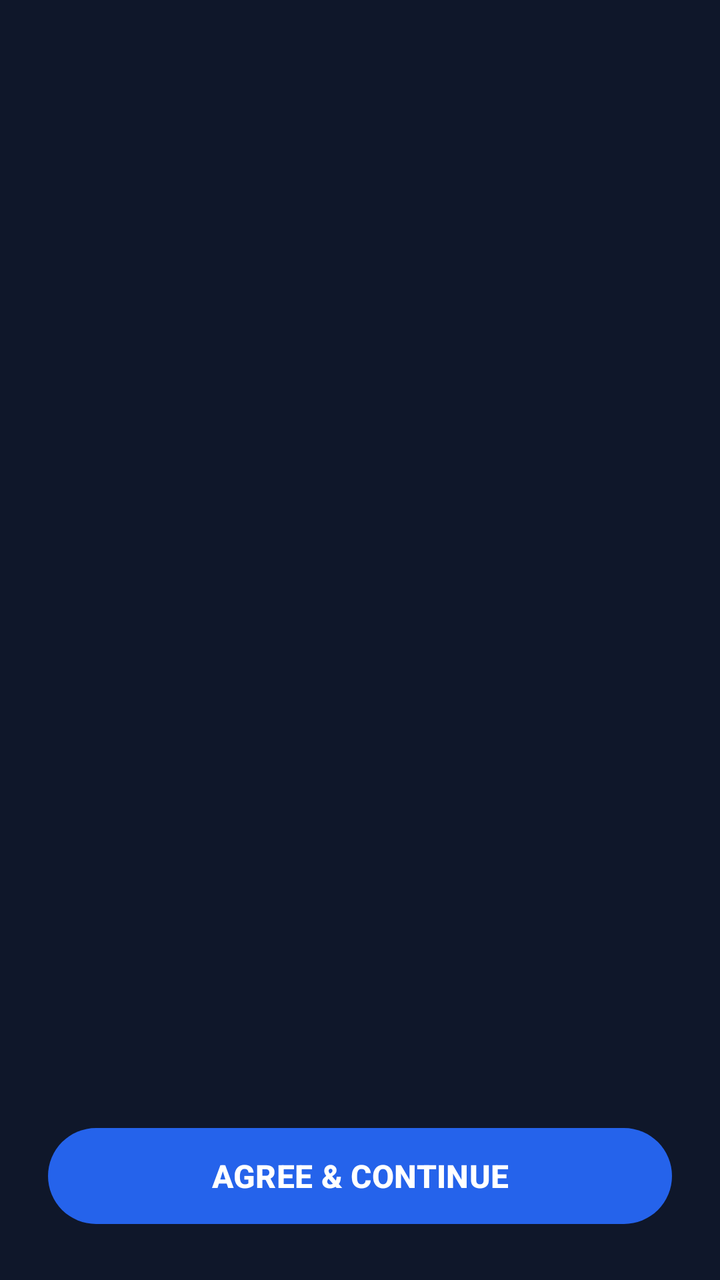
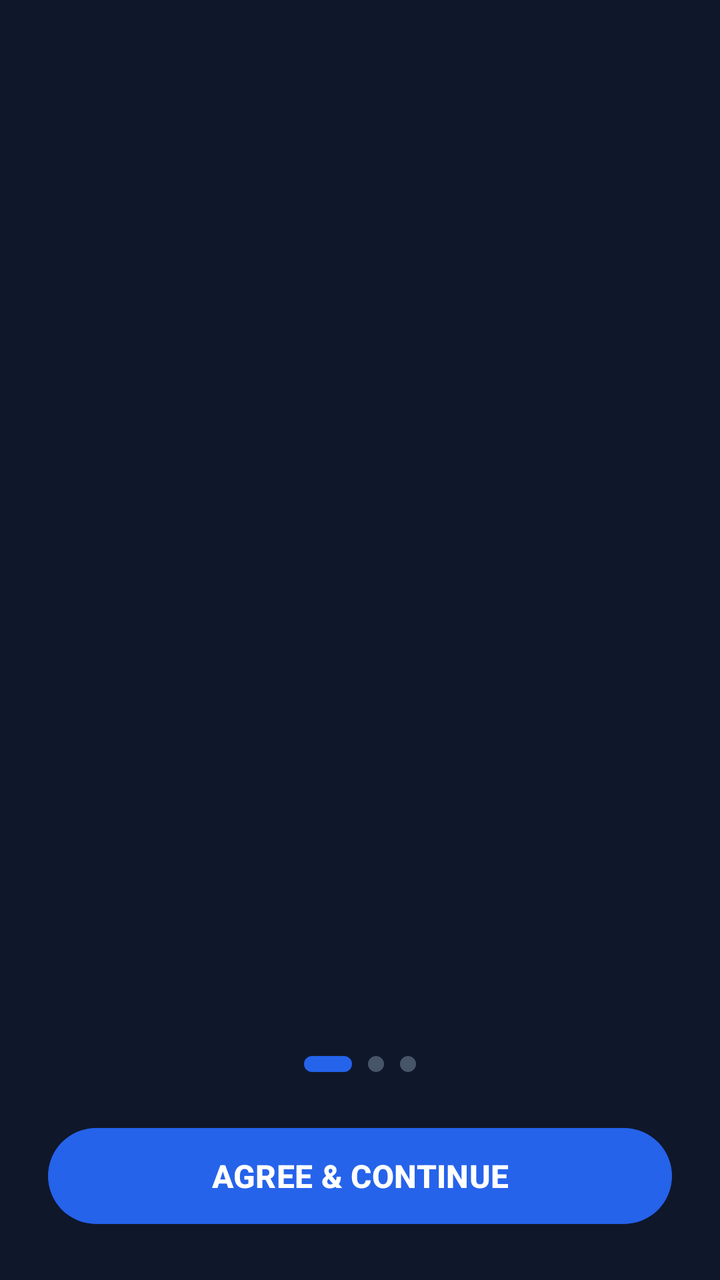

An Android layout rendered at two revisions. The XML below is the earlier revision; the diff shows what the commit changed to produce the second picture.
<!-- AndroidManifest.xml: activity theme Theme.Pbl -->
<!-- res/layout/activity_onboarding.xml -->
<?xml version="1.0" encoding="utf-8"?>
<RelativeLayout xmlns:android="http://schemas.android.com/apk/res/android"
    xmlns:app="http://schemas.android.com/apk/res-auto"
    android:layout_width="match_parent"
    android:layout_height="match_parent"
    android:background="#0F172A">

    
    <androidx.viewpager2.widget.ViewPager2
        android:id="@+id/view_pager_onboarding"
        android:layout_width="match_parent"
        android:layout_height="match_parent"
        android:layout_above="@id/layout_onboarding_bottom" />

    
    <LinearLayout
        android:id="@+id/layout_onboarding_bottom"
        android:layout_width="match_parent"
        android:layout_height="wrap_content"
        android:layout_alignParentBottom="true"
        android:orientation="vertical"
        android:padding="24dp"
        android:gravity="center">

        
        <com.google.android.material.tabs.TabLayout
            android:id="@+id/tab_layout_dots"
            android:layout_width="wrap_content"
            android:layout_height="wrap_content"
            android:background="@android:color/transparent"
            app:tabBackground="@drawable/dot_selector"
            app:tabGravity="center"
            app:tabIndicatorHeight="0dp"
            android:layout_marginBottom="20dp" />

        
        <com.google.android.material.button.MaterialButton
            android:id="@+id/btn_onboarding_action"
            android:layout_width="match_parent"
            android:layout_height="56dp"
            android:text="AGREE &amp; CONTINUE"
            android:textSize="16sp"
            android:textStyle="bold"
            app:cornerRadius="28dp"
            app:backgroundTint="#2563EB"
            android:textColor="#FFFFFF" />

    </LinearLayout>

</RelativeLayout>
<!-- resources referenced by this layout -->
<resources>
  <!-- drawable dot_selector (drawable) -->
  <?xml version="1.0" encoding="utf-8"?>
  <selector xmlns:android="http://schemas.android.com/apk/res/android">
      <item android:state_selected="true">
          <shape android:shape="rectangle">
              <size android:width="24dp" android:height="8dp"/>
              <solid android:color="#2563EB"/>
              <corners android:radius="4dp"/>
          </shape>
      </item>
      <item>
          <shape android:shape="oval">
              <size android:width="8dp" android:height="8dp"/>
              <solid android:color="#475569"/>
          </shape>
      </item>
  </selector>
  <style name="Theme.Pbl" parent="Base.Theme.Pbl" />
  <style name="Base.Theme.Pbl" parent="Theme.Material3.Light.NoActionBar">
          <item name="colorPrimary">@color/primary_accent</item>
          <item name="colorError">@color/emergency_accent</item>
          <item name="android:windowBackground">@color/screen_background</item>
          <item name="colorSurface">@color/input_bg</item>
          <item name="colorOnSurface">@color/input_text</item>
          <item name="colorOnSurfaceVariant">@color/secondary_text</item>
          <item name="colorOutline">@color/input_border</item>
          <item name="android:textColorPrimary">@color/input_text</item>
          <item name="android:textColorSecondary">@color/secondary_text</item>
          <item name="android:textColorHint">@color/input_hint</item>
          <item name="android:editTextColor">@color/input_text</item>
          <item name="android:forceDarkAllowed" tools:targetApi="q">false</item>
  
          
          <item name="textInputStyle">@style/Widget.GoldenHour.TextInputLayout</item>
      </style>
  <color name="primary_accent">#2563EB</color>
  <color name="emergency_accent">#DC2626</color>
  <color name="screen_background">#F5F7FB</color>
  <color name="input_bg">#FFFFFF</color>
  <color name="input_text">#172033</color>
  <color name="secondary_text">#64748B</color>
  <color name="input_border">#CBD5E1</color>
  <color name="input_hint">#64748B</color>
  <style name="Widget.GoldenHour.TextInputLayout" parent="Widget.Material3.TextInputLayout.OutlinedBox">
          <item name="boxStrokeColor">@color/box_stroke_color</item>
          <item name="hintTextColor">@color/hint_text_color</item>
          <item name="placeholderTextColor">@color/secondary_text</item>
          <item name="boxBackgroundColor">@color/input_bg</item>
          <item name="boxCornerRadiusTopStart">12dp</item>
          <item name="boxCornerRadiusTopEnd">12dp</item>
          <item name="boxCornerRadiusBottomStart">12dp</item>
          <item name="boxCornerRadiusBottomEnd">12dp</item>
      </style>
</resources>

<!-- the commit's change to res/layout/activity_onboarding.xml (unified diff, before → after) -->
@@ -23,15 +23,35 @@
         android:gravity="center">
 
         
-        <com.google.android.material.tabs.TabLayout
-            android:id="@+id/tab_layout_dots"
+        <LinearLayout
+            android:id="@+id/layout_dots"
             android:layout_width="wrap_content"
             android:layout_height="wrap_content"
-            android:background="@android:color/transparent"
-            app:tabBackground="@drawable/dot_selector"
-            app:tabGravity="center"
-            app:tabIndicatorHeight="0dp"
-            android:layout_marginBottom="20dp" />
+            android:orientation="horizontal"
+            android:gravity="center"
+            android:layout_marginBottom="20dp">
+
+            <View
+                android:id="@+id/dot_0"
+                android:layout_width="24dp"
+                android:layout_height="8dp"
+                android:background="@drawable/dot_active"
+                android:layout_margin="4dp" />
+
+            <View
+                android:id="@+id/dot_1"
+                android:layout_width="8dp"
+                android:layout_height="8dp"
+                android:background="@drawable/dot_inactive"
+                android:layout_margin="4dp" />
+
+            <View
+                android:id="@+id/dot_2"
+                android:layout_width="8dp"
+                android:layout_height="8dp"
+                android:background="@drawable/dot_inactive"
+                android:layout_margin="4dp" />
+        </LinearLayout>
 
         
         <com.google.android.material.button.MaterialButton
<!-- resource entries referenced after the edit -->
@@ -1,22 +1,19 @@
 <!-- resources referenced by this layout -->
 <resources>
-  <!-- drawable dot_selector (drawable) -->
+  <!-- drawable dot_active (drawable) -->
   <?xml version="1.0" encoding="utf-8"?>
-  <selector xmlns:android="http://schemas.android.com/apk/res/android">
-      <item android:state_selected="true">
-          <shape android:shape="rectangle">
-              <size android:width="24dp" android:height="8dp"/>
-              <solid android:color="#2563EB"/>
-              <corners android:radius="4dp"/>
-          </shape>
-      </item>
-      <item>
-          <shape android:shape="oval">
-              <size android:width="8dp" android:height="8dp"/>
-              <solid android:color="#475569"/>
-          </shape>
-      </item>
-  </selector>
+  <shape xmlns:android="http://schemas.android.com/apk/res/android"
+      android:shape="rectangle">
+      <solid android:color="#2563EB" />
+      <corners android:radius="4dp" />
+  </shape>
+  <!-- drawable dot_inactive (drawable) -->
+  <?xml version="1.0" encoding="utf-8"?>
+  <shape xmlns:android="http://schemas.android.com/apk/res/android"
+      android:shape="oval">
+      <solid android:color="#475569" />
+      <size android:width="8dp" android:height="8dp" />
+  </shape>
   <style name="Theme.Pbl" parent="Base.Theme.Pbl" />
   <style name="Base.Theme.Pbl" parent="Theme.Material3.Light.NoActionBar">
           <item name="colorPrimary">@color/primary_accent</item>
